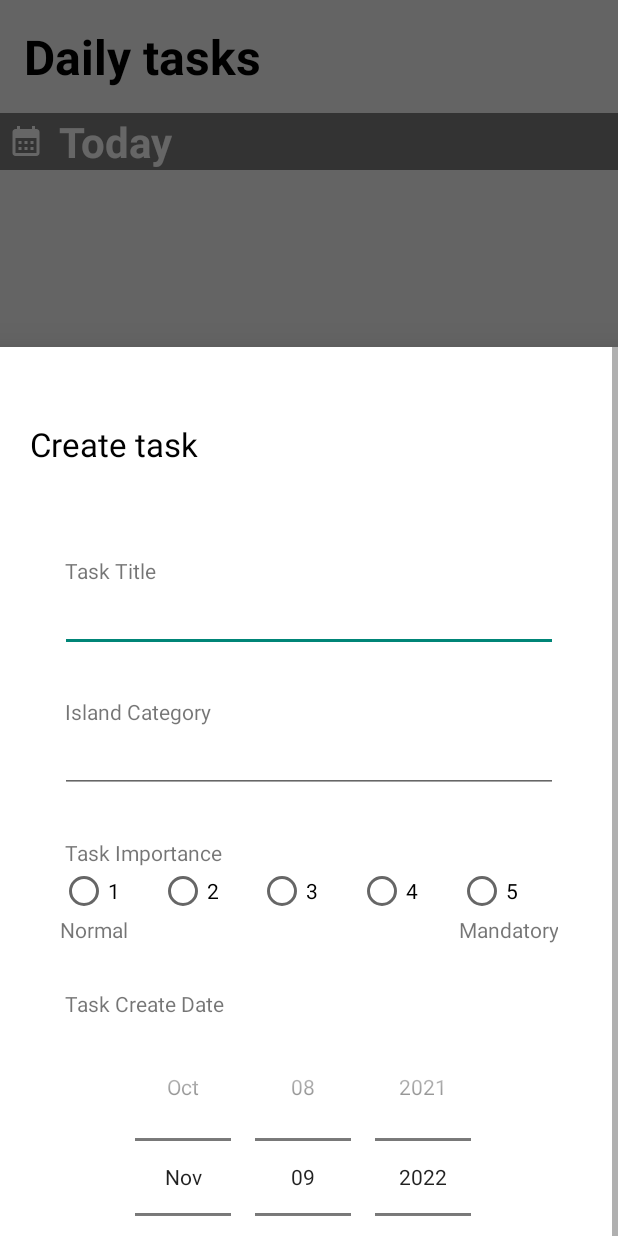
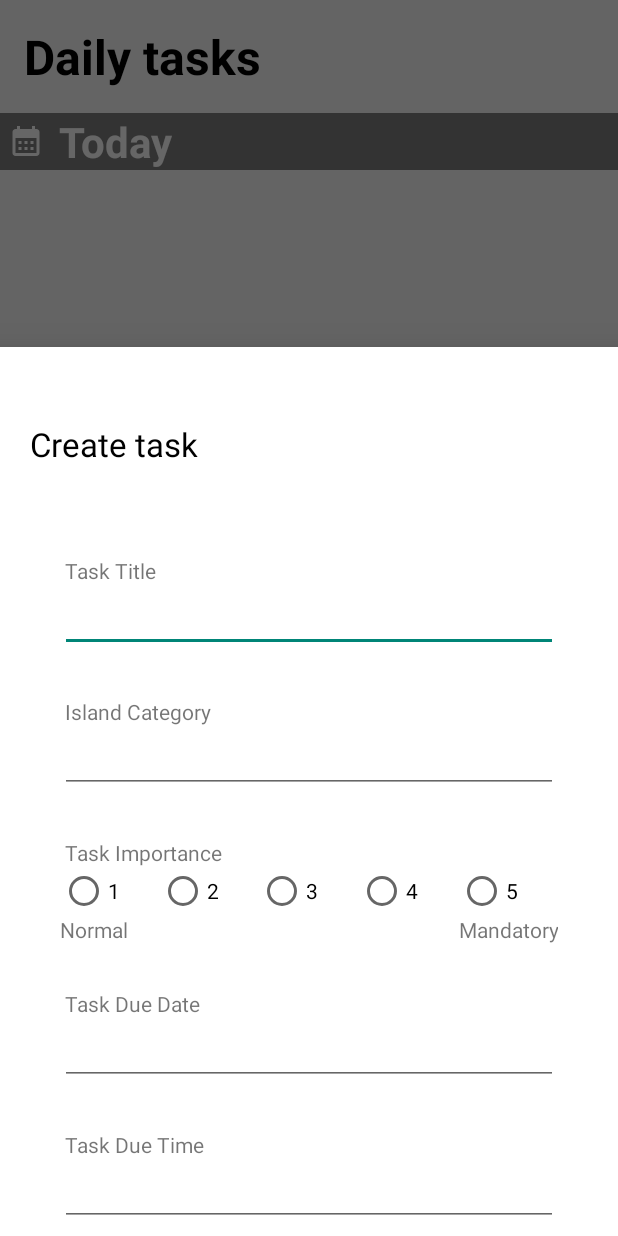
Before and after one commit to nuox3/Isles-of-Life, an Android app: the screen it shows after launch (MainActivity), after a tap on an icon or button, on a phone screen of 412 x 824 dp. Run offline under Robolectric (Android 15) with nearby library versions, the phone set to English and light mode, and no system bars.

Commit message:
implemented add task feature

```diff
--- a/application/app/src/main/java/net/penguincoders/doit/AddNewTask.java
+++ b/application/app/src/main/java/net/penguincoders/doit/AddNewTask.java
@@ -30,6 +30,8 @@ public class AddNewTask extends BottomSheetDialogFragment {
     public static final String TAG = "ActionBottomDialog";
     private EditText newTaskText;
     private EditText newTaskCategory;
+    private EditText newTaskDueDate;
+    private EditText newTaskDueTime;
     private Button newTaskSaveButton;
 
     private DatabaseHandler db;
@@ -60,6 +62,8 @@ public class AddNewTask extends BottomSheetDialogFragment {
         super.onViewCreated(view, savedInstanceState);
         newTaskText = Objects.requireNonNull(getView()).findViewById(R.id.newTaskText);
         newTaskCategory = Objects.requireNonNull(getView()).findViewById(R.id.newTaskCategory);
+        newTaskDueDate = Objects.requireNonNull(getView()).findViewById(R.id.newTaskDueDate);
+        newTaskDueTime = Objects.requireNonNull(getView()).findViewById(R.id.newTaskDueTime);
         newTaskSaveButton = getView().findViewById(R.id.newTaskButton);
 
         boolean isUpdate = false;
@@ -72,6 +76,12 @@ public class AddNewTask extends BottomSheetDialogFragment {
 
             String category = bundle.getString("category");
             newTaskCategory.setText(category);
+
+            String taskDueDate = bundle.getString("taskDueDate");
+            newTaskDueDate.setText(taskDueDate);
+
+            String taskDueTime = bundle.getString("taskDueTime");
+            newTaskDueTime.setText(taskDueTime);
             assert task != null;
             if(task.length()>0)
                 newTaskSaveButton.setTextColor(ContextCompat.getColor(Objects.requireNonNull(getContext()), R.color.colorPrimaryDark));
@@ -108,6 +118,8 @@ public class AddNewTask extends BottomSheetDialogFragment {
             public void onClick(View v) {
                 String text = newTaskText.getText().toString();
                 String category = newTaskCategory.getText().toString();
+                String taskDueDate = newTaskDueDate.getText().toString();
+                String taskDueTime = newTaskDueTime.getText().toString();
                 if(finalIsUpdate){
                     db.updateTask(bundle.getInt("id"), text);
                 }
@@ -116,6 +128,8 @@ public class AddNewTask extends BottomSheetDialogFragment {
                     task.setTask(text);
                     task.setStatus(0);
                     task.setCategory(category);
+                    task.setTaskDueDate(taskDueDate);
+                    task.setTaskDueTime(taskDueTime);
                     db.insertTask(task);
                 }
                 dismiss();
--- a/application/app/src/main/java/net/penguincoders/doit/Utils/DatabaseHandler.java
+++ b/application/app/src/main/java/net/penguincoders/doit/Utils/DatabaseHandler.java
@@ -8,20 +8,26 @@ import android.database.sqlite.SQLiteOpenHelper;
 
 import net.penguincoders.doit.Model.ToDoModel;
 
+import java.text.SimpleDateFormat;
 import java.util.ArrayList;
+import java.util.Date;
 import java.util.List;
 
 public class DatabaseHandler extends SQLiteOpenHelper {
 
-    private static final int VERSION = 2;
+    private static final int VERSION = 4;
     private static final String NAME = "toDoListDatabase";
     private static final String TODO_TABLE = "todo";
     private static final String ID = "id";
     private static final String TASK = "task";
     private static final String CATEGORY = "category";
     private static final String STATUS = "status";
+    private static final String IMPORTANCE = "importance";
+    private static final String TASK_CREATED_DATE = "taskCreatedDate";
+    private static final String TASK_DUE_DATE = "taskDueDate";
+    private static final String TASK_DUE_TIME = "taskDueTime";
     private static final String CREATE_TODO_TABLE = "CREATE TABLE " + TODO_TABLE + "(" + ID + " INTEGER PRIMARY KEY AUTOINCREMENT, " + TASK + " TEXT, "
-            + CATEGORY + " TEXT, " + STATUS + " INTEGER)";
+            + CATEGORY + " TEXT, " + TASK_CREATED_DATE + " TEXT, " + TASK_DUE_DATE + " TEXT, " + TASK_DUE_TIME + " TEXT, " + STATUS + " INTEGER)";
 
     private SQLiteDatabase db;
 
@@ -31,6 +37,7 @@ public class DatabaseHandler extends SQLiteOpenHelper {
 
     @Override
     public void onCreate(SQLiteDatabase db) {
+
         db.execSQL(CREATE_TODO_TABLE);
     }
 
@@ -47,10 +54,17 @@ public class DatabaseHandler extends SQLiteOpenHelper {
     }
 
     public void insertTask(ToDoModel task){
+        Date date = new Date();
+        SimpleDateFormat dateFormat = new SimpleDateFormat("yyyy-MM-dd");
+
         ContentValues cv = new ContentValues();
         cv.put(TASK, task.getTask());
         cv.put(CATEGORY, task.getCategory());
         cv.put(STATUS, 0);
+        cv.put(TASK_CREATED_DATE, dateFormat.format(date));
+        cv.put(TASK_DUE_DATE, task.getTaskDueDate());
+        cv.put(TASK_DUE_TIME, task.getTaskDueTime());
+//        cv.put(IMPORTANCE, task.getImportance());
         db.insert(TODO_TABLE, null, cv);
     }
 
@@ -67,6 +81,10 @@ public class DatabaseHandler extends SQLiteOpenHelper {
                         task.setId(cur.getInt(cur.getColumnIndex(ID)));
                         task.setTask(cur.getString(cur.getColumnIndex(TASK)));
                         task.setCategory(cur.getString(cur.getColumnIndex(CATEGORY)));
+//                        task.setImportance(cur.getInt(cur.getColumnIndex(IMPORTANCE)));
+                        task.setTaskCreatedDate(cur.getString(cur.getColumnIndex(TASK_CREATED_DATE)));
+                        task.setTaskDueDate(cur.getString(cur.getColumnIndex(TASK_DUE_DATE)));
+                        task.setTaskDueTime(cur.getString(cur.getColumnIndex(TASK_DUE_TIME)));
                         task.setStatus(cur.getInt(cur.getColumnIndex(STATUS)));
                         taskList.add(task);
                     }
@@ -100,6 +118,18 @@ public class DatabaseHandler extends SQLiteOpenHelper {
         db.update(TODO_TABLE, cv, ID + "= ?", new String[] {String.valueOf(id)});
     }
 
+    public void updateTaskCreatedDate(int id, String date) {
+        ContentValues cv = new ContentValues();
+        cv.put(TASK_CREATED_DATE, date);
+        db.update(TODO_TABLE, cv, ID + "= ?", new String[] {String.valueOf(id)});
+    }
+
+    public void updateImportance(int id, int importance) {
+        ContentValues cv = new ContentValues();
+        cv.put(CATEGORY, importance);
+        db.update(TODO_TABLE, cv, ID + "= ?", new String[] {String.valueOf(id)});
+    }
+
     public void deleteTask(int id){
         db.delete(TODO_TABLE, ID + "= ?", new String[] {String.valueOf(id)});
     }
--- a/application/app/src/main/res/layout/new_task.xml
+++ b/application/app/src/main/res/layout/new_task.xml
@@ -84,6 +84,7 @@
                 tools:ignore="MissingPrefix" />
 
             <RadioGroup xmlns:android="http://schemas.android.com/apk/res/android"
+                android:id="@+id/radioGroup_taskImportance"
                 android:layout_width="match_parent"
                 android:layout_height="wrap_content"
                 android:orientation="horizontal">
@@ -137,26 +138,34 @@
             </LinearLayout>
 
             <TextView
-                android:id="@+id/newTaskCreatedDate"
                 android:layout_marginLeft="3dp"
                 android:layout_width="wrap_content"
                 android:layout_height="wrap_content"
                 android:layout_marginTop="30dp"
-                android:text="Task Create Date"
+                android:text="Task Due Date"
                 tools:ignore="MissingPrefix" />
 
-            <DatePicker
-                android:id="@+id/taskDate"
+            <EditText
+                android:textSize="14sp"
                 android:layout_width="match_parent"
                 android:layout_height="wrap_content"
-                android:calendarViewShown="false"
-                android:datePickerMode="spinner"
-                android:gravity="center"
-                android:spinnersShown="true" />
+                android:layout_marginTop="5dp"
+                android:singleLine="true"
+                android:padding="10dp"
+                android:id="@+id/newTaskDueDate"
+                tools:ignore="MissingPrefix" />
+
+<!--            <DatePicker-->
+<!--                android:id="@+id/taskDueDate"-->
+<!--                android:layout_width="match_parent"-->
+<!--                android:layout_height="wrap_content"-->
+<!--                android:calendarViewShown="false"-->
+<!--                android:datePickerMode="spinner"-->
+<!--                android:gravity="center"-->
+<!--                android:spinnersShown="true" />-->
 
 
             <TextView
-                android:id="@+id/newTaskDueTime"
                 android:layout_marginLeft="3dp"
                 android:layout_width="wrap_content"
                 android:layout_height="wrap_content"
@@ -164,15 +173,25 @@
                 android:text="Task Due Time"
                 tools:ignore="MissingPrefix" />
 
-            <TimePicker
-                android:id="@+id/taskTime"
+            <EditText
+                android:textSize="14sp"
                 android:layout_width="match_parent"
                 android:layout_height="wrap_content"
-                android:calendarViewShown="false"
-                android:timePickerMode="spinner"
-                android:gravity="center"
-                android:spinnersShown="true"
+                android:layout_marginTop="5dp"
+                android:singleLine="true"
+                android:padding="10dp"
+                android:id="@+id/newTaskDueTime"
                 tools:ignore="MissingPrefix" />
+
+<!--            <TimePicker-->
+<!--                android:id="@+id/taskTime"-->
+<!--                android:layout_width="match_parent"-->
+<!--                android:layout_height="wrap_content"-->
+<!--                android:calendarViewShown="false"-->
+<!--                android:timePickerMode="spinner"-->
+<!--                android:gravity="center"-->
+<!--                android:spinnersShown="true"-->
+<!--                tools:ignore="MissingPrefix" />-->
 
             <Button
                 android:layout_width="match_parent"
```
Also changed, not shown: application/app/src/main/java/net/penguincoders/doit/Adapters/ToDoAdapter.java (+8 -0 lines), application/app/src/main/java/net/penguincoders/doit/Model/ToDoModel.java (+36 -1 lines), application/app/src/main/res/layout/task_layout.xml (+36 -18 lines).
